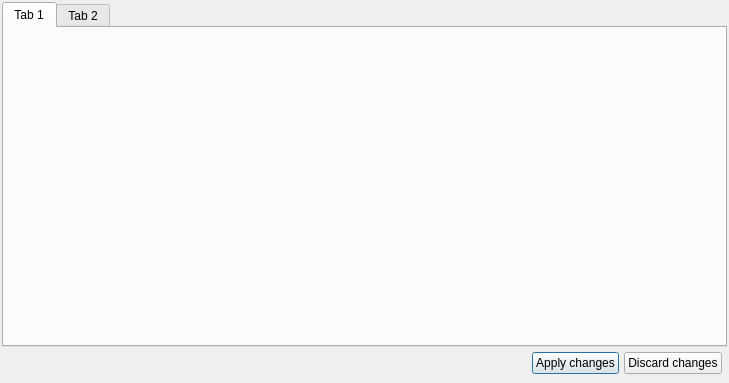
First picture: the form in wizards/settings/settingsmenu.ui, repository javiercont97/embedded-ui-builder, before the edit.
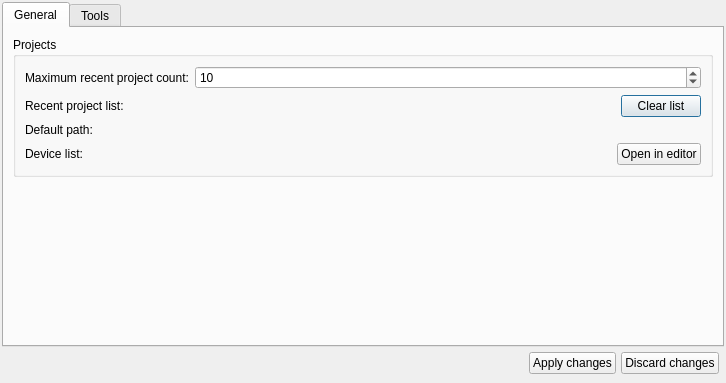
Second picture: the form after the edit. Custom widgets are drawn as their Qt base class.

Commit message: chore: Start editor window

Patch:
```diff
--- a/wizards/settings/settingsmenu.ui
+++ b/wizards/settings/settingsmenu.ui
@@ -6,7 +6,7 @@
    <rect>
     <x>0</x>
     <y>0</y>
-    <width>729</width>
+    <width>726</width>
     <height>383</height>
    </rect>
   </property>
@@ -33,12 +33,156 @@
     <widget class="QTabWidget" name="tabWidget">
      <widget class="QWidget" name="tab">
       <attribute name="title">
-       <string>Tab 1</string>
+       <string>General</string>
       </attribute>
+      <layout class="QVBoxLayout" name="verticalLayout_2">
+       <item>
+        <widget class="QGroupBox" name="groupBox">
+         <property name="title">
+          <string>Projects</string>
+         </property>
+         <layout class="QFormLayout" name="formLayout">
+          <item row="4" column="0">
+           <widget class="QLabel" name="label_7">
+            <property name="text">
+             <string>Recent project list:</string>
+            </property>
+           </widget>
+          </item>
+          <item row="6" column="0">
+           <widget class="QLabel" name="label_2">
+            <property name="text">
+             <string>Default path:</string>
+            </property>
+           </widget>
+          </item>
+          <item row="6" column="1">
+           <widget class="BrowseComponent" name="defaultPath" native="true"/>
+          </item>
+          <item row="9" column="0">
+           <widget class="QLabel" name="label_3">
+            <property name="text">
+             <string>Device list:</string>
+            </property>
+           </widget>
+          </item>
+          <item row="1" column="1">
+           <widget class="QSpinBox" name="recentItemCount">
+            <property name="value">
+             <number>10</number>
+            </property>
+           </widget>
+          </item>
+          <item row="1" column="0">
+           <widget class="QLabel" name="label">
+            <property name="text">
+             <string>Maximum recent project count:</string>
+            </property>
+           </widget>
+          </item>
+          <item row="4" column="1">
+           <widget class="QWidget" name="widget" native="true">
+            <layout class="QHBoxLayout" name="horizontalLayout_2">
+             <property name="spacing">
+              <number>0</number>
+             </property>
+             <property name="leftMargin">
+              <number>0</number>
+             </property>
+             <property name="topMargin">
+              <number>0</number>
+             </property>
+             <property name="rightMargin">
+              <number>0</number>
+             </property>
+             <property name="bottomMargin">
+              <number>0</number>
+             </property>
+             <item>
+              <spacer name="horizontalSpacer_2">
+               <property name="orientation">
+                <enum>Qt::Horizontal</enum>
+               </property>
+               <property name="sizeHint" stdset="0">
+                <size>
+                 <width>400</width>
+                 <height>20</height>
+                </size>
+               </property>
+              </spacer>
+             </item>
+             <item>
+              <widget class="QPushButton" name="clearRecentProjectBtn">
+               <property name="text">
+                <string>Clear list</string>
+               </property>
+              </widget>
+             </item>
+            </layout>
+           </widget>
+          </item>
+          <item row="9" column="1">
+           <widget class="QWidget" name="widget_2" native="true">
+            <layout class="QHBoxLayout" name="horizontalLayout_3">
+             <property name="spacing">
+              <number>0</number>
+             </property>
+             <property name="leftMargin">
+              <number>0</number>
+             </property>
+             <property name="topMargin">
+              <number>0</number>
+             </property>
+             <property name="rightMargin">
+              <number>0</number>
+             </property>
+             <property name="bottomMargin">
+              <number>0</number>
+             </property>
+             <item>
+              <spacer name="horizontalSpacer_3">
+               <property name="orientation">
+                <enum>Qt::Horizontal</enum>
+               </property>
+               <property name="sizeHint" stdset="0">
+                <size>
+                 <width>391</width>
+                 <height>20</height>
+                </size>
+               </property>
+              </spacer>
+             </item>
+             <item>
+              <widget class="QPushButton" name="editDeviceListBtn">
+               <property name="text">
+                <string>Open in editor</string>
+               </property>
+              </widget>
+             </item>
+            </layout>
+           </widget>
+          </item>
+         </layout>
+        </widget>
+       </item>
+       <item>
+        <spacer name="verticalSpacer">
+         <property name="orientation">
+          <enum>Qt::Vertical</enum>
+         </property>
+         <property name="sizeHint" stdset="0">
+          <size>
+           <width>20</width>
+           <height>41</height>
+          </size>
+         </property>
+        </spacer>
+       </item>
+      </layout>
      </widget>
      <widget class="QWidget" name="tab_2">
       <attribute name="title">
-       <string>Tab 2</string>
+       <string>Tools</string>
       </attribute>
      </widget>
     </widget>
@@ -82,6 +226,14 @@
    </item>
   </layout>
  </widget>
+ <customwidgets>
+  <customwidget>
+   <class>BrowseComponent</class>
+   <extends>QWidget</extends>
+   <header>components\browse\browsecomponent.h</header>
+   <container>1</container>
+  </customwidget>
+ </customwidgets>
  <resources/>
  <connections/>
 </ui>
```
Left out of the diff: 61 changed lines with no effect on the pictures. The commit also changes 45 other files.
